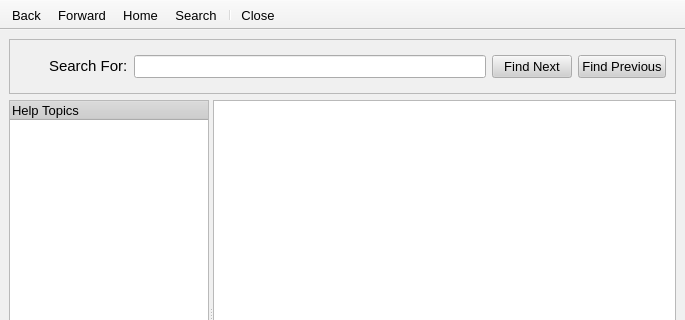
Qt form src/gui/help/browser/helpbrowser.ui (a-ilin/vidalia) before a commit; both pictures show x 0 to 685 and y 0 to 320 of the 685 by 562 pixel window.
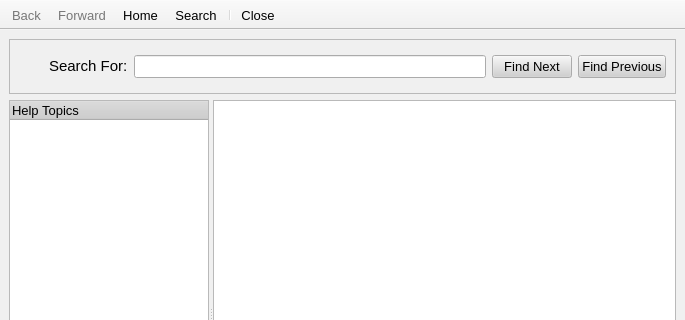
The same form after that commit. Icons and pictures are not drawn.

Commit message:
Make the forward and back buttons work. Note that the selection in the help topic tree isn't kept in synch with the forward and back stuff. Firefox's help doesn't do this either and it got to be too much crud to try to keep them in synch, especially in cases where there is a link on one help page to another.
svn:r443

Patch:
```diff
--- a/src/gui/help/browser/helpbrowser.ui
+++ b/src/gui/help/browser/helpbrowser.ui
@@ -593,6 +593,9 @@
    <property name="shortcut" >
     <string>Backspace</string>
    </property>
+   <property name="enabled" >
+    <bool>false</bool>
+   </property>
   </action>
   <action name="actionForward" >
    <property name="icon" >
@@ -618,6 +621,9 @@
    <property name="shortcut" >
     <string>Shift+Backspace</string>
    </property>
+   <property name="enabled" >
+    <bool>false</bool>
+   </property>
   </action>
   <action name="actionHome" >
    <property name="icon" >
```
The commit also changes 2 other files.
